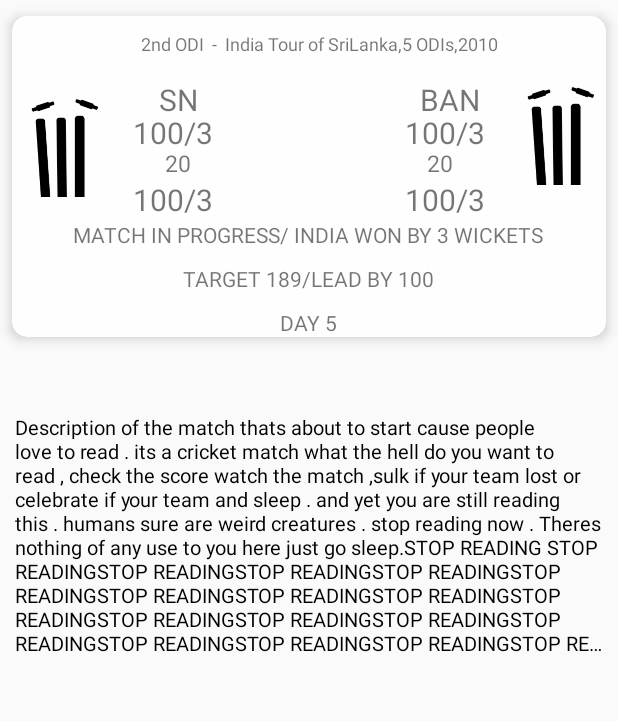
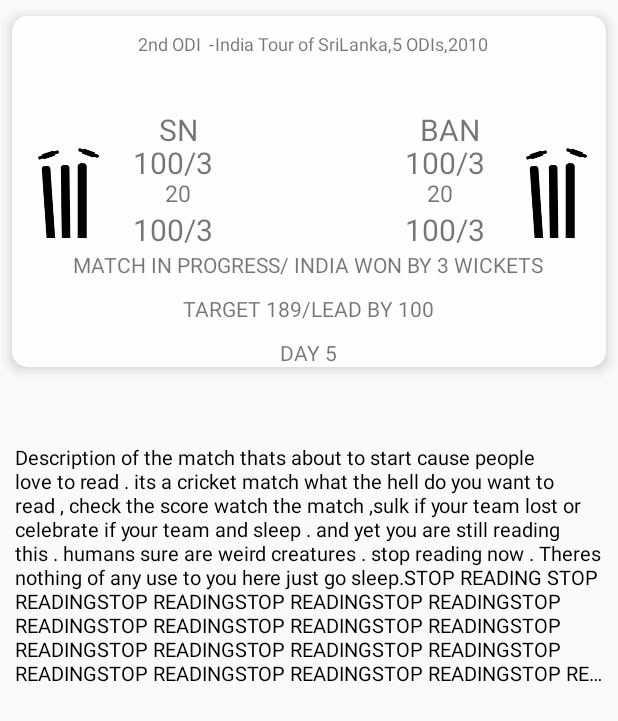
Before and after one commit to preetishnsrk/FreeHit, an Android app: the layout match_cards.xml on its own in the app's theme, with its tools: preview values and no code run, on a phone screen of 412 x 824 dp. Shown: the top 721 px of the screen. Run offline under Robolectric (Android 15) with nearby library versions, the phone set to English and light mode, and no system bars.

```diff
--- a/app/src/main/res/layout/match_cards.xml
+++ b/app/src/main/res/layout/match_cards.xml
@@ -45,17 +45,18 @@
                 android:layout_width="wrap_content"
                 android:layout_height="wrap_content"
                 android:layout_toRightOf="@+id/match_series_separator"
-                android:paddingStart="5dp"
+                android:paddingEnd="10dp"
+                android:gravity="center_horizontal"
                 android:paddingTop="10dp"
                 android:textSize="12sp"
-
                 tools:text="India Tour of SriLanka,5 ODIs,2010" />
         </RelativeLayout>
 
         <LinearLayout
             android:layout_width="match_parent"
             android:layout_height="wrap_content"
-            android:orientation="vertical">
+            android:orientation="vertical"
+            android:paddingTop="20dp">
 
             <RelativeLayout
                 android:layout_width="wrap_content"
@@ -105,7 +106,8 @@
                         android:layout_height="100dp"
                         android:layout_alignParentStart="true"
                         android:layout_centerVertical="true"
-                        android:paddingTop="20dp"
+                        android:paddingTop="40dp"
+                        android:paddingStart="5dp"
                         android:src="@drawable/matches"
                         android:tag="image_tag" />
 
@@ -132,7 +134,9 @@
                         android:layout_width="65dp"
                         android:layout_height="100dp"
                         android:layout_alignParentEnd="true"
-                        android:paddingTop="20dp"
+                        android:layout_centerVertical="true"
+                        android:paddingTop="40dp"
+                        android:paddingEnd="5dp"
                         android:src="@drawable/matches"
                         android:tag="image_tag" />
 
```
Also changed, not shown: app/src/main/java/com/debut/ellipsis/freehit/Matches/QueryUtilMatchCard.java (+14 -10 lines), app/src/main/res/layout/fragment_matches.xml (+8 -4 lines), app/src/main/res/layout/fragment_social.xml (+9 -3 lines).
